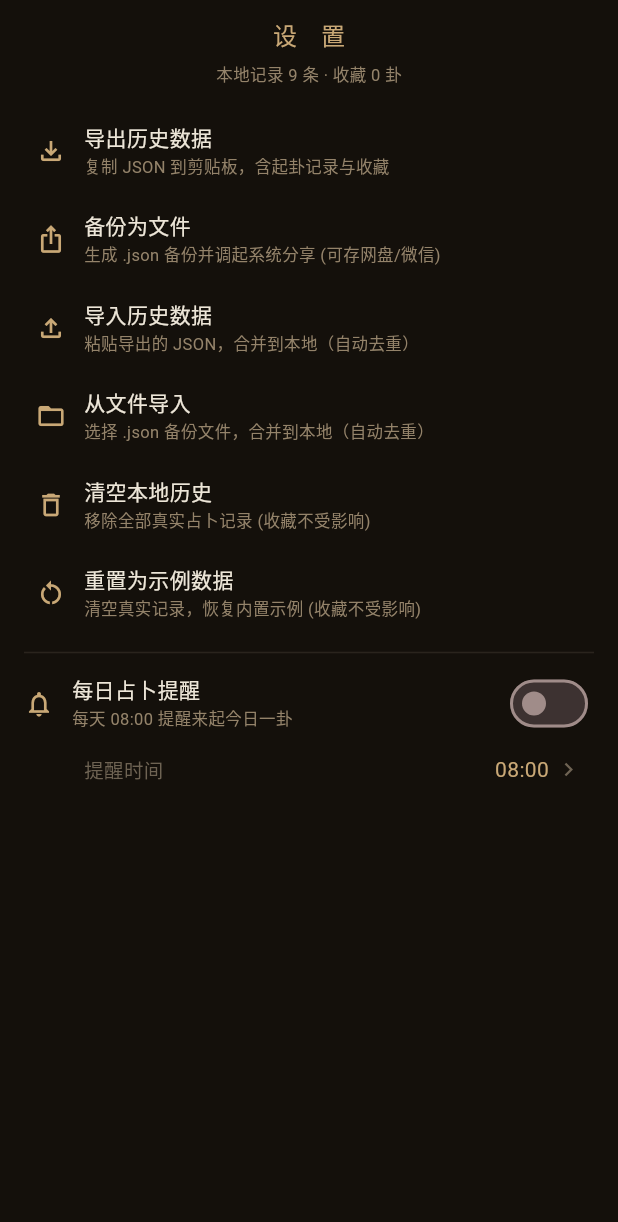
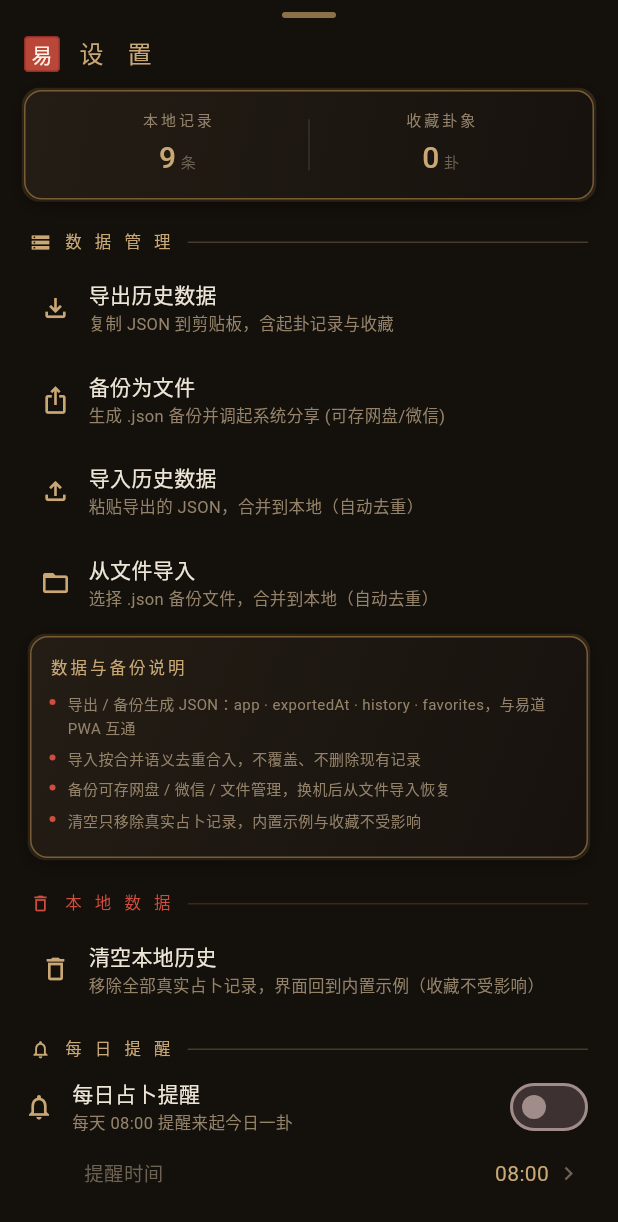
Before and after one commit to MMR-MINGriyue/yijing-app, a Flutter app: the SettingsPanel widget shown alone on an empty page, opened directly with empty values, on a phone screen of 412 x 824 dp. Shown: the top 1222 px of the screen. Run offline on Flutter 3.47's test engine with Material 3 defaults, Android fonts, the phone set to English and light mode, and no system bars; our stand-ins replace file_picker, flutter_local_notifications, share_plus, shared_preferences, timezone; accounts and stored records are empty; Roboto replaces fonts that are missing (NotoSerifSC).

Commit message:
feat(v1.54.0): 设置面板分组重构 — 滚动容器/摘要卡/备份说明/去重操作
- 修真 bug: 原平铺 Column 无滚动容器, 矮屏 RenderFlex 溢出 →
  SafeArea + SingleChildScrollView
- 三组: 数据管理 / 本地数据(朱砂) / 每日提醒, 组标题带图标与古金细线
- 数据摘要卡: metaLine 纯文本 → 双指标 (本地记录/收藏卦象) 双层金线卡
- 数据与备份说明卡: 按 exportJson/importJson 真实语义写明 PWA 互通
  JSON 字段、合并去重不覆盖、换机恢复、清空只移除真实记录
- 删冗余项: resetSamples() 与 clearReal() 实现完全相同 → UI 合并为
  「清空本地历史」, desc 注明回到内置示例 (VM 方法保留)
- 顶部把手 + 朱砂方印「易」, PressableScale 统一按压, 危险确认态朱砂描边

验证: analyze 0 / 181 测试全过 (+3 settings_panel_test) / 旧断言更新 /
debug APK 构建通过 / 实机确认一屏完整无溢出

```diff
--- a/yijing-flutter/lib/view/settings_panel.dart
+++ b/yijing-flutter/lib/view/settings_panel.dart
@@ -4,10 +4,13 @@ import 'package:flutter/material.dart';
 import 'package:flutter/services.dart';
 
 import '../theme/yijing_theme.dart';
+import '../theme/yi_ornament.dart';
 import '../viewmodel/settings_viewmodel.dart';
+import 'widgets/pressable.dart';
 
-/// 设置面板 — 屏1 ⚙ / 屏7 ⚙ 共用 (导出 / 导入合并 / 清空 / 重置)
-/// 危险操作双击确认 (3 秒内再点生效, 与 PWA 语义一致)
+/// 设置面板 (iter62 分组重构) — 屏1 ⚙ / 屏7 ⚙ 共用
+/// 三组: 数据管理 (导出/备份/导入) / 本地数据 (清空) / 每日提醒.
+/// 危险操作双击确认 (3 秒内再点生效, 与 PWA 语义一致).
 class SettingsPanel extends StatefulWidget {
   final SettingsViewModel vm;
 
@@ -19,9 +22,7 @@ class SettingsPanel extends StatefulWidget {
 
 class _SettingsPanelState extends State<SettingsPanel> {
   bool _clearArmed = false;
-  bool _resetArmed = false;
   Timer? _clearTimer;
-  Timer? _resetTimer;
 
   @override
   void initState() {
@@ -36,7 +37,6 @@ class _SettingsPanelState extends State<SettingsPanel> {
   void dispose() {
     widget.vm.removeListener(_onVm);
     _clearTimer?.cancel();
-    _resetTimer?.cancel();
     super.dispose();
   }
 
@@ -148,11 +148,9 @@ class _SettingsPanelState extends State<SettingsPanel> {
   void _clear() {
     if (_clearArmed) {
       _clearTimer?.cancel();
-      setState(() {
-        _clearArmed = false;
-      });
+      setState(() => _clearArmed = false);
       widget.vm.clearReal();
-      _toast('历史记录已清空');
+      _toast('真实记录已清空，现显示内置示例');
     } else {
       setState(() => _clearArmed = true);
       _clearTimer = Timer(const Duration(seconds: 3), () {
@@ -161,34 +159,36 @@ class _SettingsPanelState extends State<SettingsPanel> {
     }
   }
 
-  void _reset() {
-    if (_resetArmed) {
-      _resetTimer?.cancel();
-      setState(() => _resetArmed = false);
-      widget.vm.resetSamples();
-      _toast('已恢复示例数据 (收藏不受影响)');
-    } else {
-      setState(() => _resetArmed = true);
-      _resetTimer = Timer(const Duration(seconds: 3), () {
-        if (mounted) setState(() => _resetArmed = false);
-      });
-    }
-  }
-
   @override
   Widget build(BuildContext context) {
-    return Padding(
-      padding: const EdgeInsets.fromLTRB(16, 12, 16, 16),
-      child: Column(mainAxisSize: MainAxisSize.min, children: [
-        const Text('设 置',
-            style: TextStyle(fontSize: 16, letterSpacing: 6, color: YiColors.gold)),
-        const SizedBox(height: 6),
-        ListenableBuilder(
-          listenable: widget.vm,
-          builder: (_, _) => Text(widget.vm.metaLine,
-              style: const TextStyle(fontSize: 11, color: YiColors.textTertiary)),
+    return SafeArea(
+      // iter62: 分组 + 滚动容器 (原平铺 Column 在矮屏会 RenderFlex 溢出)
+      child: SingleChildScrollView(
+        padding: const EdgeInsets.fromLTRB(16, 8, 16, 20),
+        child: Column(mainAxisSize: MainAxisSize.min,
+            crossAxisAlignment: CrossAxisAlignment.start, children: [
+          Center(
+            child: Container(
+              width: 36,
+              height: 4,
+              decoration: BoxDecoration(
+                color: YiColors.goldDark,
+                borderRadius: BorderRadius.circular(2),
+              ),
+            ),
           ),
           const SizedBox(height: 12),
+          const Row(children: [
+            YiSeal(text: '易', size: 24),
+            SizedBox(width: 10),
+            Text('设 置',
+                style: TextStyle(
+                    fontSize: 16, letterSpacing: 6, color: YiColors.gold)),
+          ]),
+          const SizedBox(height: 12),
+          _summaryCard(),
+          const SizedBox(height: 14),
+          _sectionTitle('数 据 管 理', Icons.storage_outlined),
           _item(
             icon: Icons.file_download_outlined,
             name: '导出历史数据',
@@ -213,22 +213,18 @@ class _SettingsPanelState extends State<SettingsPanel> {
             desc: '选择 .json 备份文件，合并到本地（自动去重）',
             onTap: _importFile,
           ),
+          _infoCard(),
+          const SizedBox(height: 8),
+          _sectionTitle('本 地 数 据', Icons.delete_outline, danger: true),
           _item(
             icon: Icons.delete_outline,
             name: _clearArmed ? '确认清空？再点一次' : '清空本地历史',
-          desc: '移除全部真实占卜记录 (收藏不受影响)',
+            desc: '移除全部真实占卜记录，界面回到内置示例（收藏不受影响）',
             danger: _clearArmed,
             onTap: _clear,
           ),
-        _item(
-          icon: Icons.restart_alt,
-          name: _resetArmed ? '确认重置？再点一次' : '重置为示例数据',
-          desc: '清空真实记录，恢复内置示例 (收藏不受影响)',
-          danger: _resetArmed,
-          onTap: _reset,
-        ),
-        const Divider(color: YiColors.strokeSoft, height: 20),
-        // iter39: 每日占卜提醒
+          const SizedBox(height: 8),
+          _sectionTitle('每 日 提 醒', Icons.notifications_outlined),
           Row(children: [
             const Icon(Icons.notifications_outlined, size: 20, color: YiColors.gold),
             const SizedBox(width: 12),
@@ -251,9 +247,8 @@ class _SettingsPanelState extends State<SettingsPanel> {
               },
             ),
           ]),
-        InkWell(
+          PressableScale(
             onTap: _pickRemindTime,
-          borderRadius: BorderRadius.circular(12),
             child: Padding(
               padding: const EdgeInsets.symmetric(vertical: 10, horizontal: 8),
               child: Row(children: [
@@ -272,8 +267,89 @@ class _SettingsPanelState extends State<SettingsPanel> {
             ),
           ),
         ]),
+      ),
     );
   }
+
+  /// 数据摘要卡 — 把原 metaLine 纯文本升级为双指标
+  Widget _summaryCard() => Container(
+        padding: const EdgeInsets.symmetric(vertical: 12, horizontal: 14),
+        decoration: yiCardDecoration(radius: 12),
+        child: Row(children: [
+          Expanded(child: _metric('本地记录', widget.vm.recordCount, '条')),
+          Container(width: 1, height: 34, color: YiColors.stroke),
+          Expanded(child: _metric('收藏卦象', widget.vm.favCount, '卦')),
+        ]),
+      );
+
+  Widget _metric(String label, int value, String unit) => Column(children: [
+        Text(label,
+            style: const TextStyle(
+                fontSize: 10, letterSpacing: 2, color: YiColors.textTertiary)),
+        const SizedBox(height: 4),
+        Row(mainAxisAlignment: MainAxisAlignment.center,
+            crossAxisAlignment: CrossAxisAlignment.baseline,
+            textBaseline: TextBaseline.alphabetic, children: [
+          Text('$value',
+              style: const TextStyle(
+                  fontSize: 20, color: YiColors.gold, fontWeight: FontWeight.w500)),
+          const SizedBox(width: 3),
+          Text(unit,
+              style: const TextStyle(fontSize: 10, color: YiColors.textMuted)),
+        ]),
+      ]);
+
+  Widget _sectionTitle(String text, IconData icon, {bool danger = false}) {
+    final color = danger ? YiColors.cinnabar : YiColors.gold;
+    return Padding(
+      padding: const EdgeInsets.fromLTRB(4, 6, 4, 6),
+      child: Row(children: [
+        Icon(icon, size: 14, color: color),
+        const SizedBox(width: 8),
+        Text(text,
+            style: TextStyle(
+                fontSize: 11, letterSpacing: 3, color: color)),
+        const SizedBox(width: 10),
+        Expanded(
+            child: Divider(
+                color: color.withValues(alpha: 0.28), height: 1, thickness: 1)),
+      ]),
+    );
+  }
+
+  /// 导入导出说明 — 与 exportJson / importJson 实际语义一致
+  Widget _infoCard() => Container(
+        margin: const EdgeInsets.fromLTRB(4, 4, 4, 8),
+        padding: const EdgeInsets.all(12),
+        decoration: yiCardDecoration(radius: 12),
+        child: Column(crossAxisAlignment: CrossAxisAlignment.start, children: [
+          const Text('数据与备份说明',
+              style: TextStyle(
+                  fontSize: 11, letterSpacing: 2, color: YiColors.gold)),
+          const SizedBox(height: 8),
+          _infoLine('导出 / 备份生成 JSON：app · exportedAt · history · favorites，与易道 PWA 互通'),
+          _infoLine('导入按合并语义去重合入，不覆盖、不删除现有记录'),
+          _infoLine('备份可存网盘 / 微信 / 文件管理，换机后从文件导入恢复'),
+          _infoLine('清空只移除真实占卜记录，内置示例与收藏不受影响'),
+        ]),
+      );
+
+  Widget _infoLine(String text) => Padding(
+        padding: const EdgeInsets.only(bottom: 5),
+        child: Row(crossAxisAlignment: CrossAxisAlignment.start, children: [
+          Container(
+            margin: const EdgeInsets.only(top: 5, right: 8),
+            width: 4,
+            height: 4,
+            decoration: const BoxDecoration(
+                color: YiColors.cinnabar, shape: BoxShape.circle),
+          ),
+          Expanded(
+              child: Text(text,
+                  style: const TextStyle(
+                      fontSize: 10, height: 1.5, color: YiColors.textTertiary))),
+        ]),
+      );
 
   Widget _item({
     required IconData icon,
@@ -283,11 +359,24 @@ class _SettingsPanelState extends State<SettingsPanel> {
     bool danger = false,
   }) {
     final color = danger ? YiColors.cinnabar : YiColors.textPrimary;
-    return InkWell(
+    return Padding(
+      padding: const EdgeInsets.only(bottom: 2),
+      child: PressableScale(
         onTap: onTap,
+        child: AnimatedContainer(
+          duration: YiMotion.base,
+          curve: YiMotion.easeOutExpo,
+          padding: const EdgeInsets.symmetric(vertical: 9, horizontal: 10),
+          decoration: BoxDecoration(
+            color: danger
+                ? YiColors.cinnabar.withValues(alpha: 0.10)
+                : Colors.transparent,
             borderRadius: BorderRadius.circular(12),
-      child: Padding(
-        padding: const EdgeInsets.symmetric(vertical: 10, horizontal: 8),
+            border: Border.all(
+                color: danger
+                    ? YiColors.cinnabar.withValues(alpha: 0.45)
+                    : Colors.transparent),
+          ),
           child: Row(children: [
             Icon(icon, size: 20, color: danger ? YiColors.cinnabar : YiColors.gold),
             const SizedBox(width: 12),
@@ -297,6 +386,7 @@ class _SettingsPanelState extends State<SettingsPanel> {
               Text(desc, style: const TextStyle(fontSize: 11, color: YiColors.textTertiary)),
             ])),
           ]),
+        ),
       ),
     );
   }
--- a/yijing-flutter/pubspec.yaml
+++ b/yijing-flutter/pubspec.yaml
@@ -16,7 +16,7 @@ publish_to: 'none' # Remove this line if you wish to publish to pub.dev
 # https://developer.apple.com/library/archive/documentation/General/Reference/InfoPlistKeyReference/Articles/CoreFoundationKeys.html
 # In Windows, build-name is used as the major, minor, and patch parts
 # of the product and file versions while build-number is used as the build suffix.
-version: 1.53.0+1
+version: 1.54.0+1
 
 environment:
   sdk: ^3.13.2
```
Also changed, not shown: 3 other files. Lines whose indentation alone changed are shown as unchanged.
